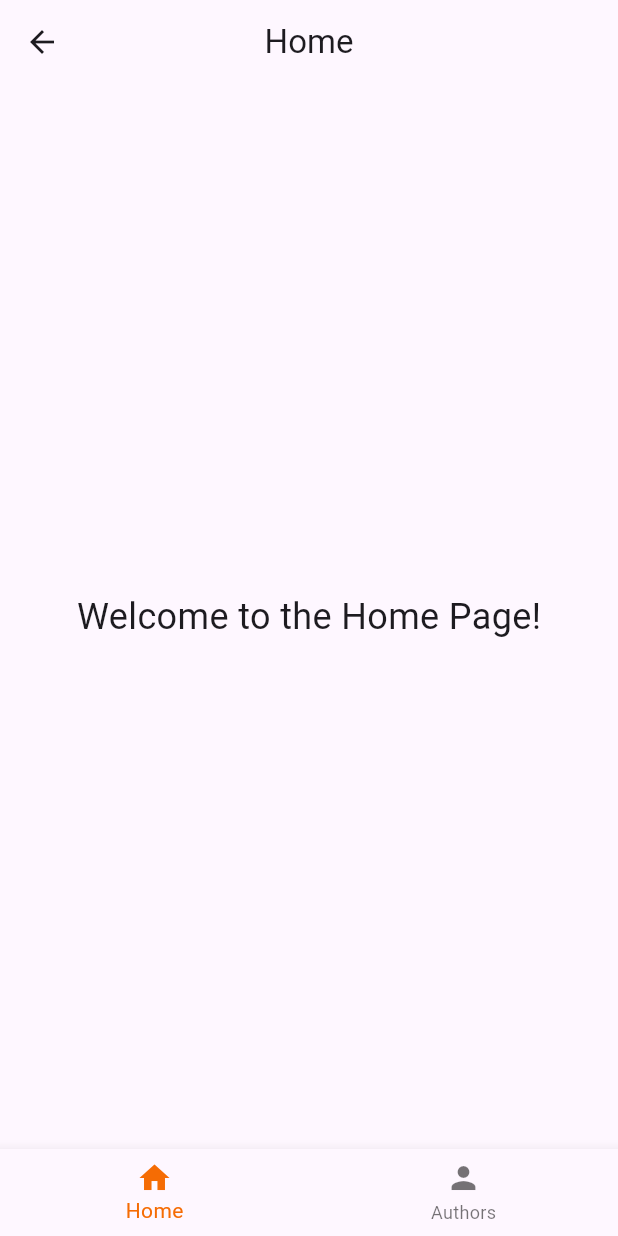
After one commit to vishnu-Thottathil96/lib-manage, a Flutter app: the LandingPage screen opened directly, on a phone screen of 412 x 824 dp. The commit adds this screen. Run offline on Flutter 3.47's test engine with Material 3 defaults, Android fonts, the phone set to English and light mode, and no system bars; our stand-ins replace hexcolor.

Commit message:
home screen file and author screen file is created and edit in appcolors

```diff
--- a/lib/core/constants/app_colors.dart
+++ b/lib/core/constants/app_colors.dart
@@ -1,5 +1,6 @@
 import 'package:flutter/material.dart';
+import 'package:hexcolor/hexcolor.dart';
 
 class AppColors {
-  static Color splashScreedBg = Colors.orange;
+  static Color primaryOrange = HexColor('#F56C04');
 }
--- a/lib/features/Splash/screens/splash_screen.dart
+++ b/lib/features/Splash/screens/splash_screen.dart
@@ -28,7 +28,7 @@ class SplashScreenState extends State<SplashScreen> {
     double w = ResponsiveHelper.getWidth(context);
     double h = ResponsiveHelper.getHeight(context);
     return Scaffold(
-        backgroundColor: AppColors.splashScreedBg,
+        backgroundColor: AppColors.primaryOrange,
         body: SafeArea(
           child: Column(
             mainAxisAlignment: MainAxisAlignment.center,
--- /dev/null
+++ b/lib/features/authors/screens/authors_screen.dart
@@ -0,0 +1,15 @@
+import 'package:flutter/material.dart';
+
+class AuthorsScreen extends StatelessWidget {
+  const AuthorsScreen({super.key});
+
+  @override
+  Widget build(BuildContext context) {
+    return const Center(
+      child: Text(
+        'Meet Our Authors!',
+        style: TextStyle(fontSize: 24),
+      ),
+    );
+  }
+}
--- /dev/null
+++ b/lib/features/books/screens/home_screen.dart
@@ -0,0 +1,15 @@
+import 'package:flutter/material.dart';
+
+class HomeScreen extends StatelessWidget {
+  const HomeScreen({super.key});
+
+  @override
+  Widget build(BuildContext context) {
+    return const Center(
+      child: Text(
+        'Welcome to the Home Page!',
+        style: TextStyle(fontSize: 24),
+      ),
+    );
+  }
+}
--- a/lib/features/landing/screens/landing_screen.dart
+++ b/lib/features/landing/screens/landing_screen.dart
@@ -0,0 +1,52 @@
+import 'package:assesment_elt/core/constants/app_colors.dart';
+import 'package:assesment_elt/features/authors/screens/authors_screen.dart';
+import 'package:assesment_elt/features/books/screens/home_screen.dart';
+import 'package:flutter/material.dart';
+
+class LandingPage extends StatefulWidget {
+  const LandingPage({super.key});
+
+  @override
+  _LandingPageState createState() => _LandingPageState();
+}
+
+class _LandingPageState extends State<LandingPage> {
+  int _selectedIndex = 0;
+
+  final List<Widget> _pages = [
+    const HomeScreen(),
+    const AuthorsScreen(),
+  ];
+
+  void _onItemTapped(int index) {
+    setState(() {
+      _selectedIndex = index;
+    });
+  }
+
+  @override
+  Widget build(BuildContext context) {
+    return Scaffold(
+      appBar: AppBar(
+        title: Text(_selectedIndex == 0 ? 'Home' : 'Authors'),
+        centerTitle: true,
+      ),
+      body: _pages[_selectedIndex],
+      bottomNavigationBar: BottomNavigationBar(
+        items: const <BottomNavigationBarItem>[
+          BottomNavigationBarItem(
+            icon: Icon(Icons.home),
+            label: 'Home',
+          ),
+          BottomNavigationBarItem(
+            icon: Icon(Icons.person),
+            label: 'Authors',
+          ),
+        ],
+        currentIndex: _selectedIndex,
+        selectedItemColor: AppColors.primaryOrange,
+        onTap: _onItemTapped,
+      ),
+    );
+  }
+}
--- a/pubspec.yaml
+++ b/pubspec.yaml
@@ -35,6 +35,7 @@ dependencies:
   # The following adds the Cupertino Icons font to your application.
   # Use with the CupertinoIcons class for iOS style icons.
   cupertino_icons: ^1.0.8
+  hexcolor: ^3.0.1
 
 dev_dependencies:
   flutter_test:
```
Also changed, not shown: pubspec.lock.
